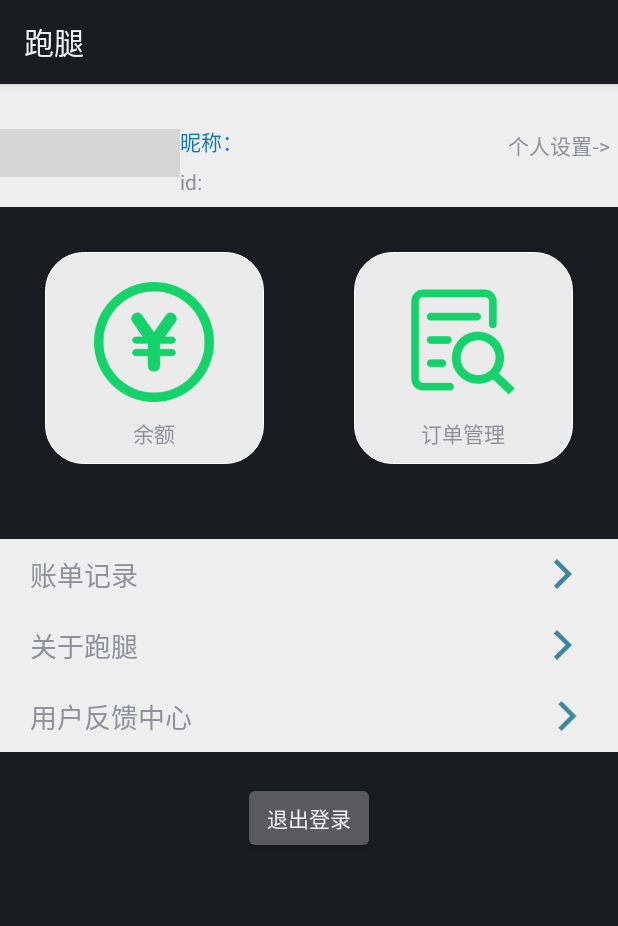
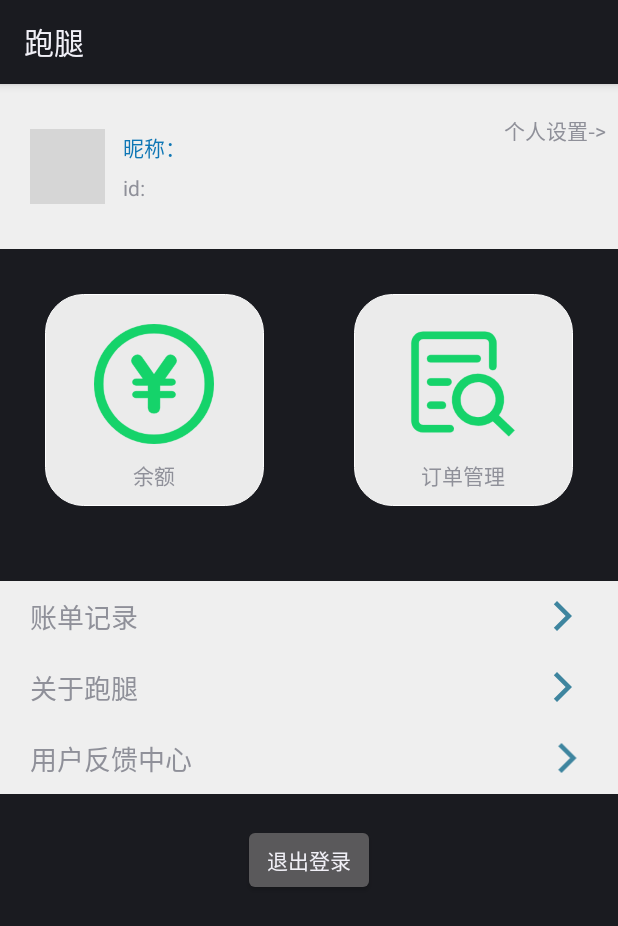
Before and after one commit to pxy8080/errand-app, an Android app: the layout fragment_mine.xml on its own in the app's theme, with its tools: preview values and no code run, on a phone screen of 412 x 824 dp. Shown: the top 926 px of the screen. Run offline under Robolectric (Android 15) with nearby library versions, the phone set to English and light mode, and no system bars; plain views replace QMUIButton, QMUILinearLayout, QMUIRadiusImageView, QMUIRadiusImageView2; grey boxes are pictures that could not be loaded.

Commit message:
登录注册功能

```diff
--- a/app/src/main/java/com/erradns/Activity/BaseActivity.java
+++ b/app/src/main/java/com/erradns/Activity/BaseActivity.java
@@ -34,8 +34,8 @@ public class BaseActivity extends AppCompatActivity {
         String id = sharedPreferences.getString("user_id", "");
         int phone = sharedPreferences.getInt("user_phone", 0);
         String email = sharedPreferences.getString("user_email", "");
-        String nickname = sharedPreferences.getString("user_nickname", "");
-        String headportrait = sharedPreferences.getString("user_headportrait", "");
+        String nickname = sharedPreferences.getString("use_nickname", "");
+        String headportrait = sharedPreferences.getString("use_headportrait", "");
         String school = sharedPreferences.getString("user_school", "");
         Boolean islogin = sharedPreferences.getBoolean("use_islogin", false);
         user.setId(id);
--- a/app/src/main/java/com/erradns/Activity/LoginActivity.java
+++ b/app/src/main/java/com/erradns/Activity/LoginActivity.java
@@ -262,11 +262,10 @@ public class LoginActivity extends BaseActivity implements View.OnClickListener
         editor.putString("user_id", user.getId());
         editor.putInt("user_phone", user.getPhone());
         editor.putString("use_email", user.getEmail());
-        editor.putString("use_nicknamel", user.getNickname());
+        editor.putString("use_nickname", user.getNickname());
         editor.putString("use_headportrait", user.getHeadportrait());
         editor.putString("use_school", user.getSchool());
         editor.putBoolean("use_islogin", user.getIslogin());
-        System.out.println("bbb"+user.getIslogin());
         editor.commit();
     }
 }
--- a/app/src/main/res/layout/activity_myinfo.xml
+++ b/app/src/main/res/layout/activity_myinfo.xml
@@ -92,7 +92,7 @@
             android:layout_marginBottom="10dp"
             android:layout_weight="5"
             android:paddingLeft="20dp"
-            android:text="nick"
+            android:text="地址"
             android:textSize="18sp" />
         <TextView
             android:id="@+id/address"
--- a/app/src/main/res/layout/fragment_mine.xml
+++ b/app/src/main/res/layout/fragment_mine.xml
@@ -4,28 +4,31 @@
     android:layout_height="match_parent"
     tools:context="com.erradns.Fragment.Fragment_mine">
 
-    <LinearLayout
+    <RelativeLayout
         android:id="@+id/mine_center"
         android:layout_width="match_parent"
         android:layout_height="wrap_content"
-        android:background="@drawable/edit_background"
-        android:orientation="horizontal">
+        android:background="@drawable/edit_background">
 
         <com.qmuiteam.qmui.widget.QMUIRadiusImageView2
             android:id="@+id/portrait"
-            android:layout_width="wrap_content"
-            android:layout_height="wrap_content"
+            android:layout_width="50dp"
+            android:layout_height="50dp"
+            android:layout_centerVertical="true"
+            android:layout_marginLeft="20dp"
             android:layout_marginTop="30dp"
-            android:layout_marginBottom="20dp"
+            android:layout_marginBottom="30dp"
             android:layout_weight="1"
             android:src="@mipmap/logo" />
 
         <LinearLayout
             android:layout_width="wrap_content"
             android:layout_height="wrap_content"
+            android:layout_centerVertical="true"
+            android:layout_gravity="center"
+            android:layout_marginLeft="12dp"
             android:layout_marginTop="10dp"
-            android:layout_gravity="center"
-            android:layout_weight="1"
+            android:layout_toRightOf="@+id/portrait"
             android:orientation="vertical">
 
             <TextView
@@ -33,7 +36,6 @@
                 android:layout_width="wrap_content"
                 android:layout_height="wrap_content"
                 android:layout_marginBottom="3dp"
-                android:layout_weight="1"
                 android:text="昵称："
                 android:textColor="@color/forget_password" />
 
@@ -42,20 +44,21 @@
                 android:layout_width="wrap_content"
                 android:layout_height="wrap_content"
                 android:layout_marginTop="3dp"
-                android:layout_weight="1"
+                android:maxLines="2"
                 android:text="id:" />
         </LinearLayout>
 
         <TextView
             android:layout_width="wrap_content"
             android:layout_height="wrap_content"
-            android:layout_marginTop="30dp"
-            android:layout_marginRight="5dp"
+            android:layout_alignParentRight="true"
+            android:layout_marginTop="20dp"
+            android:layout_marginRight="8dp"
             android:layout_weight="1"
             android:gravity="right"
             android:text="个人设置->" />
 
-    </LinearLayout>
+    </RelativeLayout>
 
     <com.qmuiteam.qmui.layout.QMUILinearLayout
         android:id="@+id/money_order"
```
Also changed, not shown: app/src/main/java/com/erradns/Fragment/Fragment_mine.java (+5 -3 lines).
